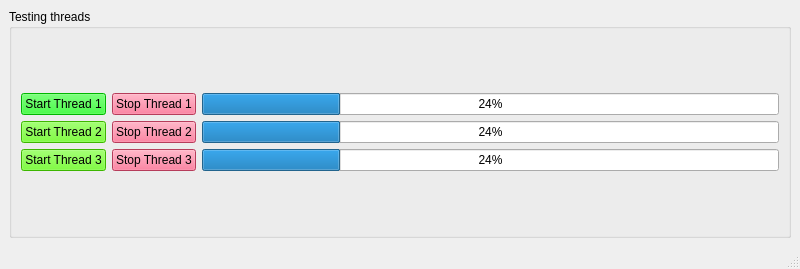
This is Interface/JSY8869/threads.ui in JSY8869/Senier-Project as Qt 5 draws it before an edit. The edited form follows.
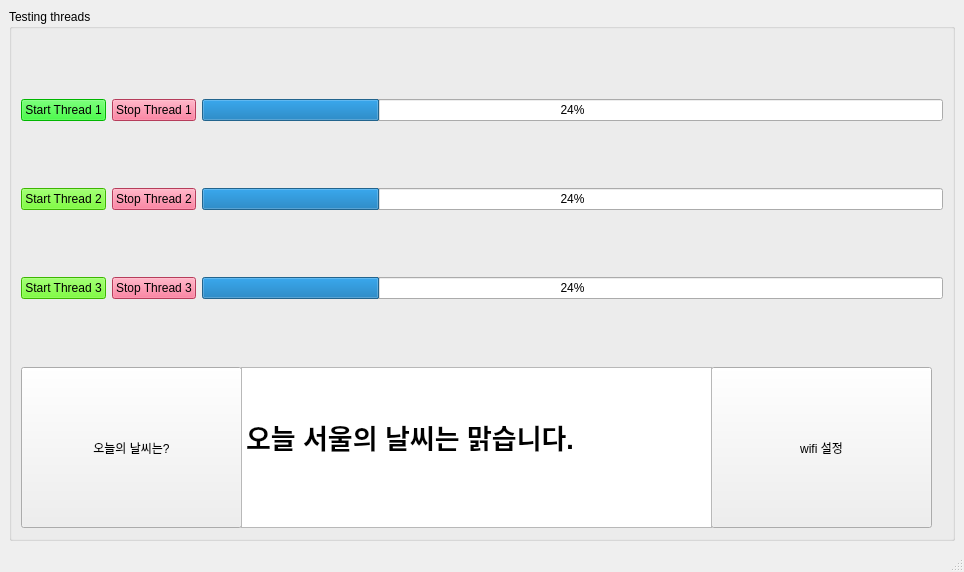
This is the edited form.

Commit message: 날씨, wifi ui 수정 중

Diff of the .ui file:
```diff
--- a/Interface/JSY8869/threads.ui
+++ b/Interface/JSY8869/threads.ui
@@ -6,8 +6,8 @@
    <rect>
     <x>0</x>
     <y>0</y>
-    <width>800</width>
-    <height>269</height>
+    <width>964</width>
+    <height>572</height>
    </rect>
   </property>
   <property name="windowTitle">
@@ -21,7 +21,56 @@
        <string>Testing threads</string>
       </property>
       <layout class="QGridLayout" name="gridLayout_3">
-       <item row="0" column="0">
+       <item row="3" column="0">
+        <widget class="QWidget" name="widget" native="true">
+         <widget class="QPushButton" name="wifi_button">
+          <property name="geometry">
+           <rect>
+            <x>690</x>
+            <y>0</y>
+            <width>221</width>
+            <height>161</height>
+           </rect>
+          </property>
+          <property name="text">
+           <string>wifi 설정</string>
+          </property>
+         </widget>
+         <widget class="QPushButton" name="weather_button">
+          <property name="geometry">
+           <rect>
+            <x>0</x>
+            <y>0</y>
+            <width>221</width>
+            <height>161</height>
+           </rect>
+          </property>
+          <property name="text">
+           <string>오늘의 날씨는?</string>
+          </property>
+         </widget>
+         <widget class="QTextEdit" name="textEdit">
+          <property name="geometry">
+           <rect>
+            <x>220</x>
+            <y>0</y>
+            <width>471</width>
+            <height>161</height>
+           </rect>
+          </property>
+          <property name="html">
+           <string>&lt;!DOCTYPE HTML PUBLIC &quot;-//W3C//DTD HTML 4.0//EN&quot; &quot;http://www.w3.org/TR/REC-html40/strict.dtd&quot;&gt;
+&lt;html&gt;&lt;head&gt;&lt;meta name=&quot;qrichtext&quot; content=&quot;1&quot; /&gt;&lt;style type=&quot;text/css&quot;&gt;
+p, li { white-space: pre-wrap; }
+&lt;/style&gt;&lt;/head&gt;&lt;body style=&quot; font-family:'Gulim'; font-size:9pt; font-weight:400; font-style:normal;&quot;&gt;
+&lt;p align=&quot;justify&quot; style=&quot;-qt-paragraph-type:empty; margin-top:0px; margin-bottom:0px; margin-left:0px; margin-right:0px; -qt-block-indent:0; text-indent:0px;&quot;&gt;&lt;br /&gt;&lt;/p&gt;
+&lt;p align=&quot;justify&quot; style=&quot;-qt-paragraph-type:empty; margin-top:0px; margin-bottom:0px; margin-left:0px; margin-right:0px; -qt-block-indent:0; text-indent:0px; font-size:20pt; font-weight:600;&quot;&gt;&lt;br /&gt;&lt;/p&gt;
+&lt;p align=&quot;justify&quot; style=&quot; margin-top:0px; margin-bottom:0px; margin-left:0px; margin-right:0px; -qt-block-indent:0; text-indent:0px;&quot;&gt;&lt;span style=&quot; font-size:20pt; font-weight:600;&quot;&gt;오늘 서울의 날씨는 맑습니다.&lt;/span&gt;&lt;/p&gt;&lt;/body&gt;&lt;/html&gt;</string>
+          </property>
+         </widget>
+        </widget>
+       </item>
+       <item row="1" column="0" rowspan="2">
         <layout class="QGridLayout" name="gridLayout">
          <item row="0" column="2">
           <widget class="QProgressBar" name="progressBar">
```
Left out of the diff: 80 changed lines with no effect on the pictures. The commit also changes 5 other files.
